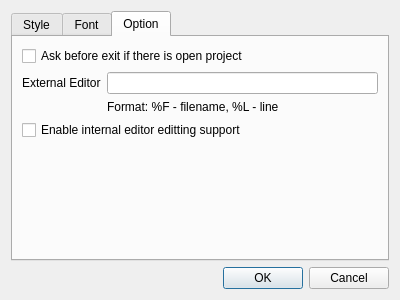
Before: the Qt Designer form src/ui/preferences.ui in anilFree/seascope, drawn with Qt 5.
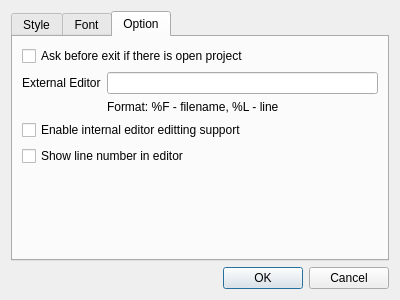
After: the same form once the commit is applied. The open tabs and pages were chosen to show the change.

Commit message: Add "Show line number in Editor" to File/Preferences/Option

```diff
--- a/src/ui/preferences.ui
+++ b/src/ui/preferences.ui
@@ -144,6 +144,13 @@
         </widget>
        </item>
        <item row="3" column="0">
+        <widget class="QCheckBox" name="prd_opt_show_ln_nr">
+         <property name="text">
+          <string>Show line number in editor</string>
+         </property>
+        </widget>
+       </item>
+       <item row="4" column="0">
         <spacer name="prd_opt_vspacer">
          <property name="orientation">
           <enum>Qt::Vertical</enum>
```
The commit also changes 3 other files.
